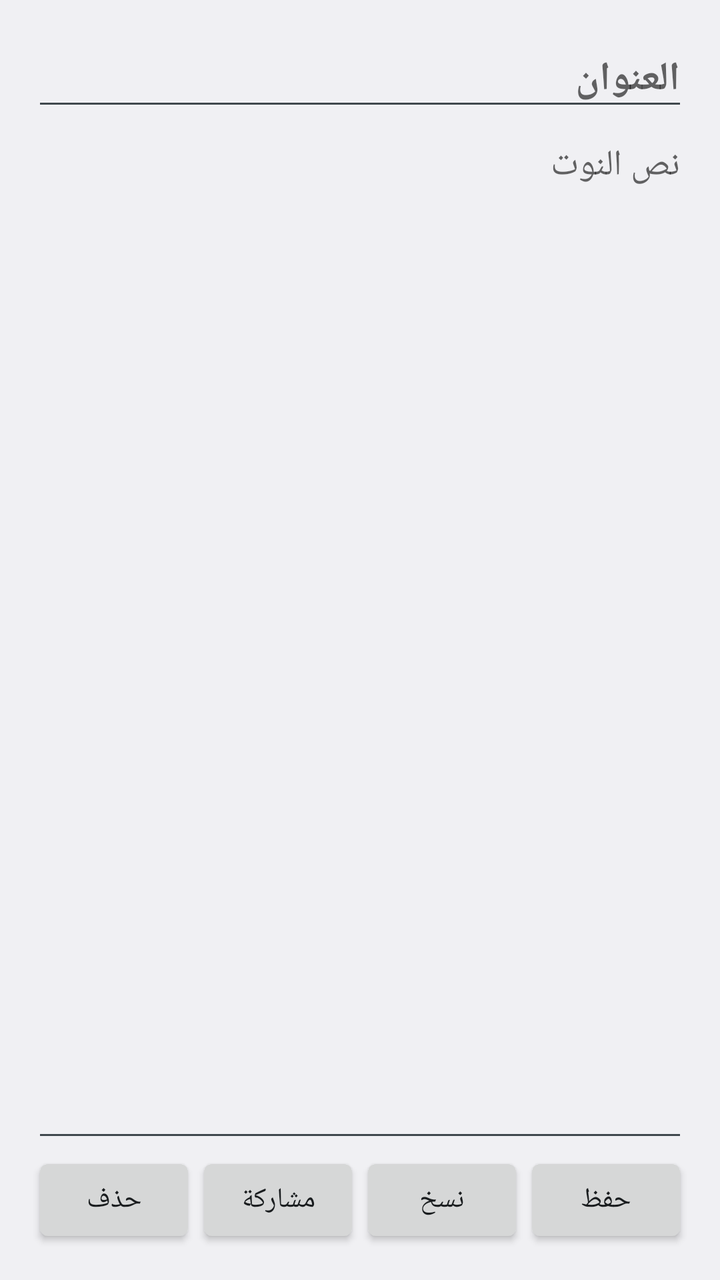
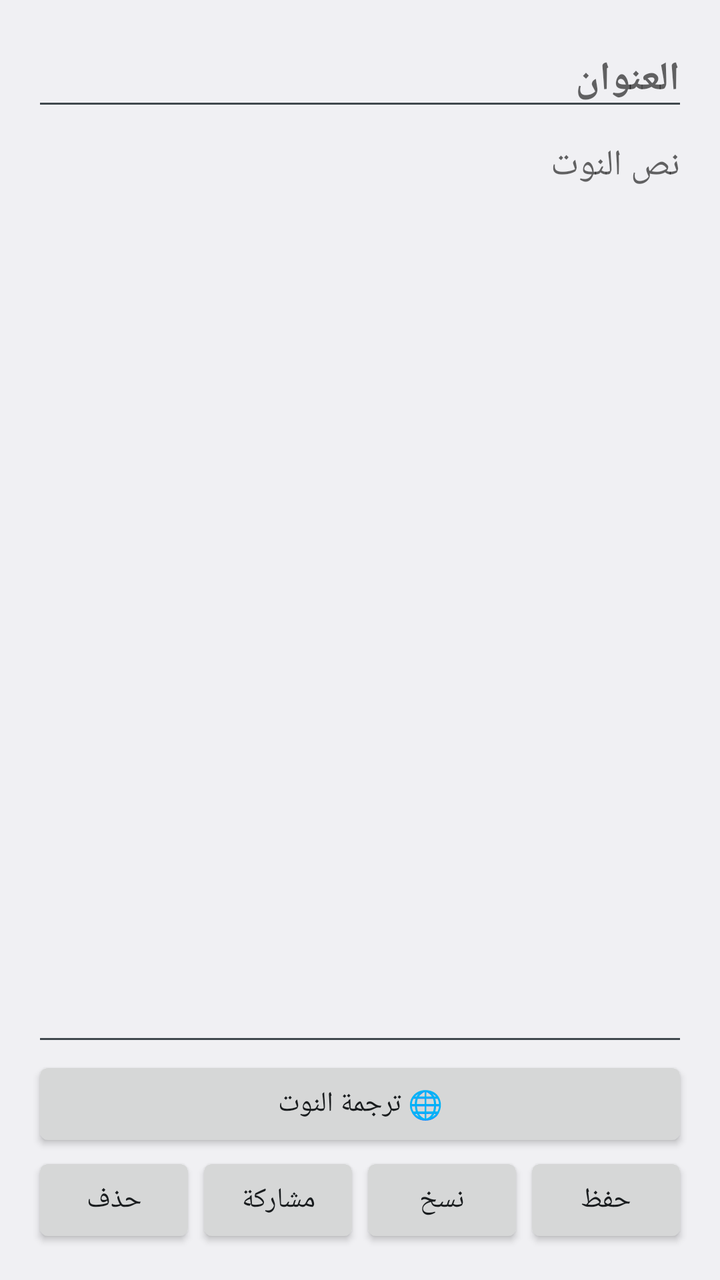

Before-and-after screenshots of an Android layout around one commit, followed by the original layout XML and the change that was made.
<!-- AndroidManifest.xml: application theme AppTheme -->
<!-- res/layout/activity_note.xml -->
<?xml version="1.0" encoding="utf-8"?>
<LinearLayout xmlns:android="http://schemas.android.com/apk/res/android"
    android:layout_width="match_parent"
    android:layout_height="match_parent"
    android:orientation="vertical"
    android:layoutDirection="rtl"
    android:padding="16dp">

    <EditText
        android:id="@+id/etTitle"
        android:layout_width="match_parent"
        android:layout_height="wrap_content"
        android:hint="العنوان"
        android:singleLine="true"
        android:textSize="20sp"
        android:textStyle="bold" />

    <EditText
        android:id="@+id/etBody"
        android:layout_width="match_parent"
        android:layout_height="0dp"
        android:layout_weight="1"
        android:gravity="top|start"
        android:hint="نص النوت"
        android:textSize="18sp" />

    <LinearLayout
        android:layout_width="match_parent"
        android:layout_height="wrap_content"
        android:orientation="horizontal">

        <Button
            android:id="@+id/btnSaveNote"
            android:layout_width="0dp"
            android:layout_height="wrap_content"
            android:layout_weight="1"
            android:text="حفظ" />

        <Button
            android:id="@+id/btnCopy"
            android:layout_width="0dp"
            android:layout_height="wrap_content"
            android:layout_weight="1"
            android:text="نسخ" />

        <Button
            android:id="@+id/btnShare"
            android:layout_width="0dp"
            android:layout_height="wrap_content"
            android:layout_weight="1"
            android:text="مشاركة" />

        <Button
            android:id="@+id/btnDelete"
            android:layout_width="0dp"
            android:layout_height="wrap_content"
            android:layout_weight="1"
            android:text="حذف" />
    </LinearLayout>
</LinearLayout>
<!-- resources referenced by this layout -->
<resources>
  <style name="AppTheme" parent="android:Theme.DeviceDefault.Light" />
</resources>

<!-- the commit's change to res/layout/activity_note.xml (unified diff, before → after) -->
@@ -23,6 +23,12 @@
         android:gravity="top|start"
         android:hint="نص النوت"
         android:textSize="18sp" />
+
+    <Button
+        android:id="@+id/btnTranslateNote"
+        android:layout_width="match_parent"
+        android:layout_height="wrap_content"
+        android:text="🌐 ترجمة النوت" />
 
     <LinearLayout
         android:layout_width="match_parent"
